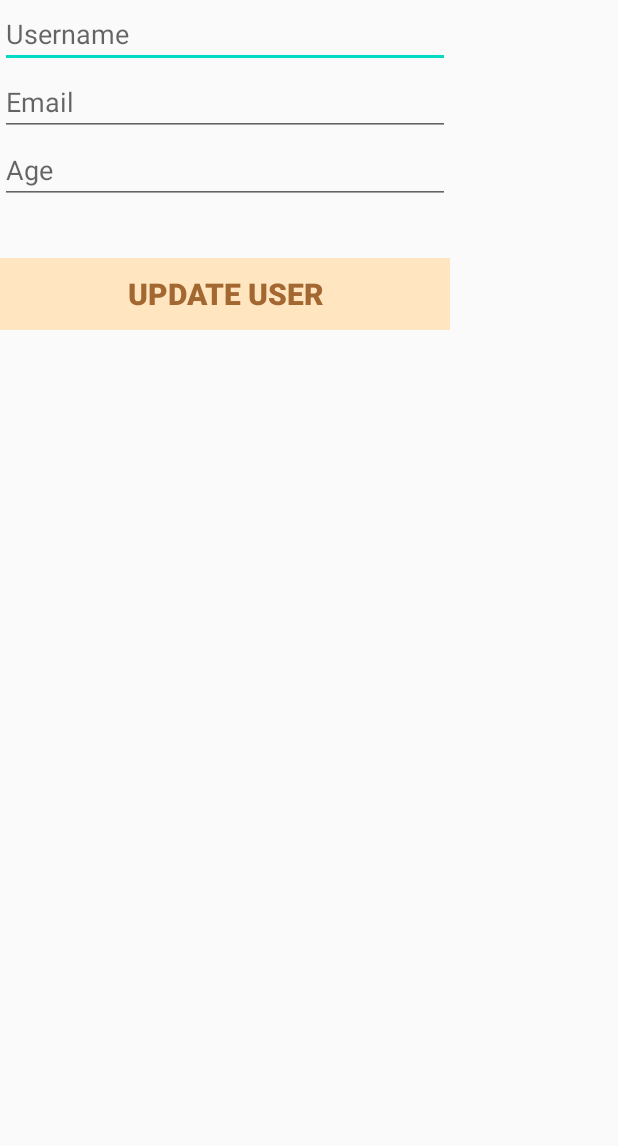
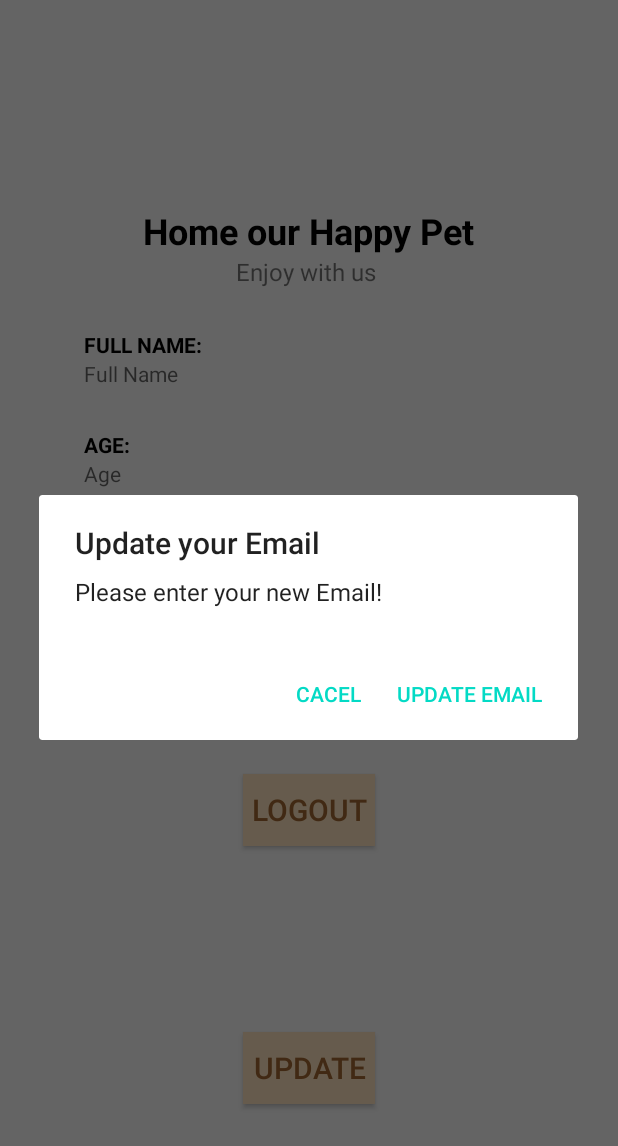
Before and after one commit to teamADJ/HappyPet, an Android app: the MainActivity screen opened directly, with no data from a screen before it, after a tap on "UPDATE", on a phone screen of 412 x 824 dp. Shown: the top 1146 px of the screen. Run offline under Robolectric (Android 15) with nearby library versions, the phone set to English and light mode, and no system bars; our stand-ins replace Firebase (no records; nobody signed in at launch, a user with empty details on screens opened directly); 1 statement that could not run was skipped.

Commit message:
update email

```diff
--- a/app/build.gradle
+++ b/app/build.gradle
@@ -34,5 +34,8 @@ dependencies {
     testImplementation 'junit:junit:4.12'
     androidTestImplementation 'androidx.test.ext:junit:1.1.2'
     androidTestImplementation 'androidx.test.espresso:espresso-core:3.3.0'
-    implementation 'com.google.android.material:material:1.3.0'
+    implementation 'androidx.cardview:cardview:1.0.0'
+    implementation 'androidx.appcompat:appcompat:1.1.0'
+
+
 }
--- a/app/src/main/AndroidManifest.xml
+++ b/app/src/main/AndroidManifest.xml
@@ -9,7 +9,8 @@
         android:roundIcon="@mipmap/ic_launcher_round"
         android:supportsRtl="true"
         android:theme="@style/AppTheme">
-        <activity android:name=".AdminHome"></activity>
+        <activity android:name=".UpdateEmail"></activity>
+        <activity android:name=".AdminHome" />
         <activity android:name=".ForgetPasswordAdmin" />
         <activity android:name=".AdminLoginActivity" />
         <activity android:name=".AdminRegisterActivity" />
--- a/app/src/main/java/com/adj/happypet/MainActivity.java
+++ b/app/src/main/java/com/adj/happypet/MainActivity.java
@@ -1,17 +1,25 @@
 package com.adj.happypet;
 
+import android.content.DialogInterface;
 import android.content.Intent;
 import android.os.Bundle;
+import android.view.LayoutInflater;
 import android.view.View;
 import android.widget.Button;
+import android.widget.EditText;
 import android.widget.ProgressBar;
 import android.widget.TextView;
 import android.widget.Toast;
 
 import androidx.annotation.NonNull;
+import androidx.appcompat.app.AlertDialog;
 import androidx.appcompat.app.AppCompatActivity;
 
 import com.adj.happypet.Model.User;
+import com.google.android.gms.tasks.OnCompleteListener;
+import com.google.android.gms.tasks.OnFailureListener;
+import com.google.android.gms.tasks.OnSuccessListener;
+import com.google.android.gms.tasks.Task;
 import com.google.firebase.auth.FirebaseAuth;
 import com.google.firebase.auth.FirebaseUser;
 import com.google.firebase.database.DataSnapshot;
@@ -19,6 +27,8 @@ import com.google.firebase.database.DatabaseError;
 import com.google.firebase.database.DatabaseReference;
 import com.google.firebase.database.FirebaseDatabase;
 import com.google.firebase.database.ValueEventListener;
+
+import java.util.HashMap;
 
 public class MainActivity extends AppCompatActivity {
 
@@ -31,6 +41,10 @@ public class MainActivity extends AppCompatActivity {
     private FirebaseUser fUser;
     private DatabaseReference userDBRef;
     private String userID;
+    private FirebaseAuth mAuth;
+
+    private AlertDialog.Builder email_dialog;
+    LayoutInflater inflater;
 
     @Override
     protected void onCreate(Bundle savedInstanceState) {
@@ -39,17 +53,21 @@ public class MainActivity extends AppCompatActivity {
 
 
         //initialize Firebase ,Database Ref, get UserID
+        mAuth = FirebaseAuth.getInstance();
         fUser = FirebaseAuth.getInstance().getCurrentUser();
         userDBRef = FirebaseDatabase.getInstance().getReference("Member");
         userID = fUser.getUid();
 
-        btn_update = findViewById(R.id.btn_update);
-        btn_logout = findViewById(R.id.btn_logout);
-        progressBar = findViewById(R.id.progressBar);
+        email_dialog = new AlertDialog.Builder(this);
+        inflater = this.getLayoutInflater();
+
+
+        findID();
         final TextView tv_nama = findViewById(R.id.tv_fName_home);
         final TextView tv_age = findViewById(R.id.tv_age_home);
         final TextView tv_email = findViewById(R.id.tv_email_home);
         final TextView banner = findViewById(R.id.happy_pet_banner);
+
         progressBar.setVisibility(View.VISIBLE);
 
         userDBRef.child(userID).addListenerForSingleValueEvent(new ValueEventListener() {
@@ -68,8 +86,6 @@ public class MainActivity extends AppCompatActivity {
                     tv_nama.setText(fullname);
                     tv_age.setText(age);
                     tv_email.setText(email);
-
-
 
                 }
             }
@@ -94,11 +110,61 @@ public class MainActivity extends AppCompatActivity {
         btn_update.setOnClickListener(new View.OnClickListener() {
             @Override
             public void onClick(View v) {
-                Intent moveToUpdate = new Intent(MainActivity.this,UpdateActivity.class);
-                startActivity(moveToUpdate);
+//                Intent moveToUpdate = new Intent(MainActivity.this,UpdateEmail.class);
+//                startActivity(moveToUpdate);
+                final View view = inflater.inflate(R.layout.activity_update_email,null);
+                email_dialog.setTitle("Update your Email").setMessage("Please enter your new Email!")
+                        .setPositiveButton("Update Email", new DialogInterface.OnClickListener() {
+                            @Override
+                            public void onClick(DialogInterface dialog, int which) {
+                               final EditText email = view.findViewById(R.id.et_update_email) ;
+//                                HashMap hashMap = new HashMap();
+//                                hashMap.put("email",email);
+                              //  hashMap.put("id",userID);
+                                if(email.getText().toString().isEmpty()){
+                                    email.setError("Required Filled ");
+                                    return;
+                                }
+
+//                                userDBRef.child("Member").updateChildren(hashMap).addOnCompleteListener(new OnCompleteListener() {
+//                                    @Override
+//                                    public void onComplete(@NonNull Task task) {
+//                                        Toast.makeText(MainActivity.this, "Success Update", Toast.LENGTH_SHORT).show();
+//                                    }
+//                                }).addOnFailureListener(new OnFailureListener() {
+//                                    @Override
+//                                    public void onFailure(@NonNull Exception e) {
+//                                        Toast.makeText(MainActivity.this, "Check", Toast.LENGTH_SHORT).show();
+//                                    }
+//                                });
+//
+                                //send reset link udah tpi DB belum ke update
+                                fUser = mAuth.getCurrentUser();
+                                fUser.updateEmail(email.getText().toString()).addOnCompleteListener(new OnCompleteListener<Void>() {
+                                    @Override
+                                    public void onComplete(@NonNull Task<Void> task) {
+                                        Toast.makeText(MainActivity.this, "Reset email sent!", Toast.LENGTH_SHORT).show();
+                                    }
+                                }).addOnFailureListener(new OnFailureListener() {
+                                    @Override
+                                    public void onFailure(@NonNull Exception e) {
+                                        Toast.makeText(MainActivity.this, e.getMessage(), Toast.LENGTH_SHORT).show();
+                                    }
+                                });
+
+                            }
+                        }).setNegativeButton("Cacel",null).setView(view).create().show();
+
             }
         });
 
     }
 
+    private void findID() {
+        btn_update = findViewById(R.id.btn_update);
+        btn_logout = findViewById(R.id.btn_logout);
+        progressBar = findViewById(R.id.progressBar);
+
+    }
+
 }
--- a/app/src/main/res/layout/activity_login.xml
+++ b/app/src/main/res/layout/activity_login.xml
@@ -39,7 +39,6 @@
         android:layout_gravity="center"
         android:layout_marginTop="8dp"
         android:layout_marginBottom="36dp"
-
         app:cardCornerRadius="10dp"
         app:cardElevation="10dp"
         app:layout_constraintBottom_toTopOf="@+id/btn_login"
```
